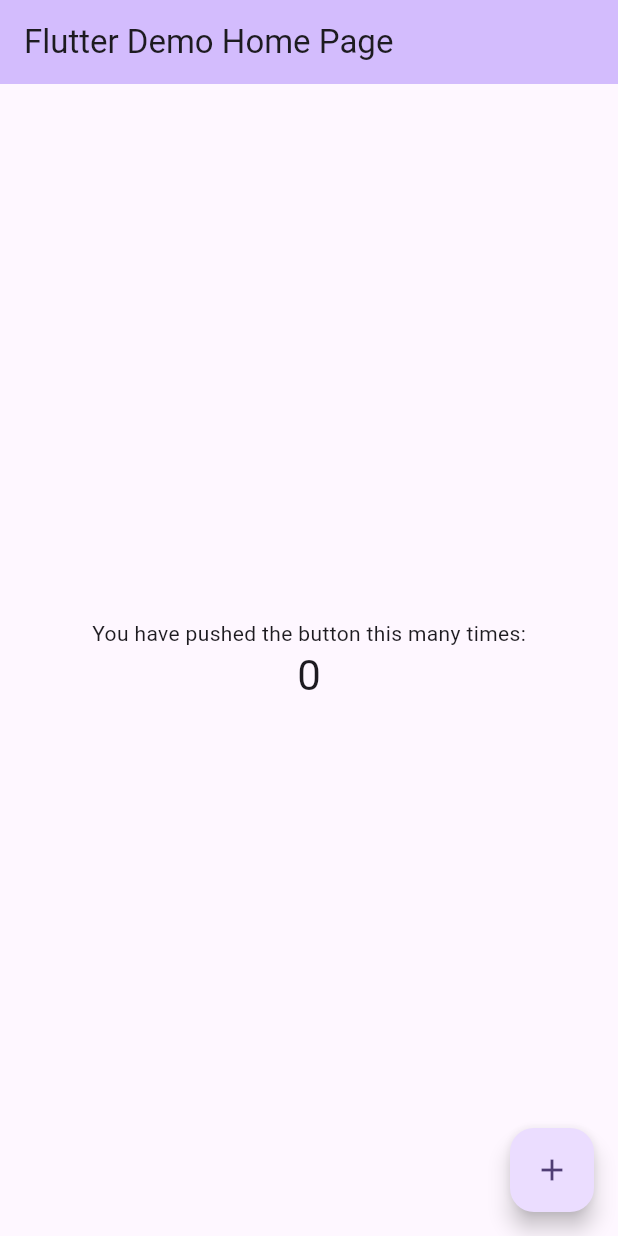
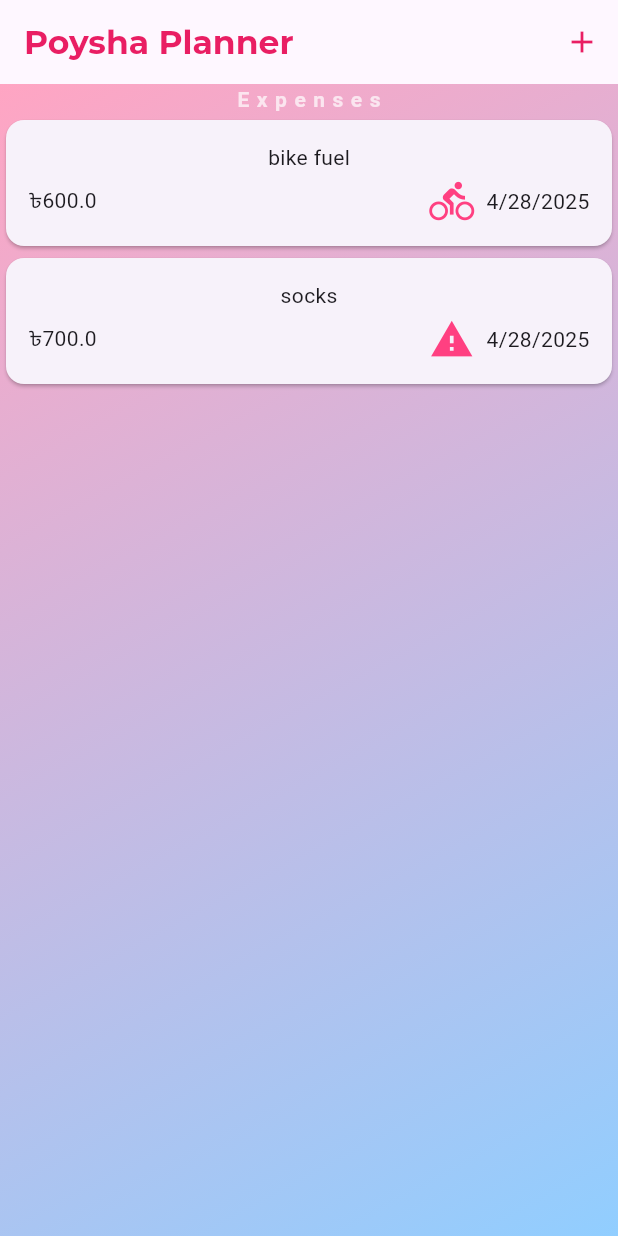
Before and after one commit to Hredoyyy/poysha_planner, a Flutter app: the screen it shows after launch, on a phone screen of 412 x 824 dp. Run offline on Flutter 3.47's test engine with Material 3 defaults, Android fonts, the phone set to English and light mode, and no system bars; our stand-ins replace google_fonts.

Commit message:
Models, items and basics desing added

```diff
--- a/lib/main.dart
+++ b/lib/main.dart
@@ -1,122 +1,6 @@
 import 'package:flutter/material.dart';
+import 'package:poysha_planner/widgets/expenses.dart';
 
 void main() {
-  runApp(const MyApp());
+  runApp(const MaterialApp(home: Expenses()));
 }
-
-class MyApp extends StatelessWidget {
-  const MyApp({super.key});
-
-  // This widget is the root of your application.
-  @override
-  Widget build(BuildContext context) {
-    return MaterialApp(
-      title: 'Flutter Demo',
-      theme: ThemeData(
-        // This is the theme of your application.
-        //
-        // TRY THIS: Try running your application with "flutter run". You'll see
-        // the application has a purple toolbar. Then, without quitting the app,
-        // try changing the seedColor in the colorScheme below to Colors.green
-        // and then invoke "hot reload" (save your changes or press the "hot
-        // reload" button in a Flutter-supported IDE, or press "r" if you used
-        // the command line to start the app).
-        //
-        // Notice that the counter didn't reset back to zero; the application
-        // state is not lost during the reload. To reset the state, use hot
-        // restart instead.
-        //
-        // This works for code too, not just values: Most code changes can be
-        // tested with just a hot reload.
-        colorScheme: ColorScheme.fromSeed(seedColor: Colors.deepPurple),
-      ),
-      home: const MyHomePage(title: 'Flutter Demo Home Page'),
-    );
-  }
-}
-
-class MyHomePage extends StatefulWidget {
-  const MyHomePage({super.key, required this.title});
-
-  // This widget is the home page of your application. It is stateful, meaning
-  // that it has a State object (defined below) that contains fields that affect
-  // how it looks.
-
-  // This class is the configuration for the state. It holds the values (in this
-  // case the title) provided by the parent (in this case the App widget) and
-  // used by the build method of the State. Fields in a Widget subclass are
-  // always marked "final".
-
-  final String title;
-
-  @override
-  State<MyHomePage> createState() => _MyHomePageState();
-}
-
-class _MyHomePageState extends State<MyHomePage> {
-  int _counter = 0;
-
-  void _incrementCounter() {
-    setState(() {
-      // This call to setState tells the Flutter framework that something has
-      // changed in this State, which causes it to rerun the build method below
-      // so that the display can reflect the updated values. If we changed
-      // _counter without calling setState(), then the build method would not be
-      // called again, and so nothing would appear to happen.
-      _counter++;
-    });
-  }
-
-  @override
-  Widget build(BuildContext context) {
-    // This method is rerun every time setState is called, for instance as done
-    // by the _incrementCounter method above.
-    //
-    // The Flutter framework has been optimized to make rerunning build methods
-    // fast, so that you can just rebuild anything that needs updating rather
-    // than having to individually change instances of widgets.
-    return Scaffold(
-      appBar: AppBar(
-        // TRY THIS: Try changing the color here to a specific color (to
-        // Colors.amber, perhaps?) and trigger a hot reload to see the AppBar
-        // change color while the other colors stay the same.
-        backgroundColor: Theme.of(context).colorScheme.inversePrimary,
-        // Here we take the value from the MyHomePage object that was created by
-        // the App.build method, and use it to set our appbar title.
-        title: Text(widget.title),
-      ),
-      body: Center(
-        // Center is a layout widget. It takes a single child and positions it
-        // in the middle of the parent.
-        child: Column(
-          // Column is also a layout widget. It takes a list of children and
-          // arranges them vertically. By default, it sizes itself to fit its
-          // children horizontally, and tries to be as tall as its parent.
-          //
-          // Column has various properties to control how it sizes itself and
-          // how it positions its children. Here we use mainAxisAlignment to
-          // center the children vertically; the main axis here is the vertical
-          // axis because Columns are vertical (the cross axis would be
-          // horizontal).
-          //
-          // TRY THIS: Invoke "debug painting" (choose the "Toggle Debug Paint"
-          // action in the IDE, or press "p" in the console), to see the
-          // wireframe for each widget.
-          mainAxisAlignment: MainAxisAlignment.center,
-          children: <Widget>[
-            const Text('You have pushed the button this many times:'),
-            Text(
-              '$_counter',
-              style: Theme.of(context).textTheme.headlineMedium,
-            ),
-          ],
-        ),
-      ),
-      floatingActionButton: FloatingActionButton(
-        onPressed: _incrementCounter,
-        tooltip: 'Increment',
-        child: const Icon(Icons.add),
-      ), // This trailing comma makes auto-formatting nicer for build methods.
-    );
-  }
-}
--- /dev/null
+++ b/lib/model/expense.dart
@@ -0,0 +1,36 @@
+import 'package:flutter/material.dart';
+import 'package:uuid/uuid.dart';
+import 'package:intl/intl.dart';
+
+final formatter = DateFormat.yMd();
+
+const uuid = Uuid();
+
+enum Categories { food, transportation, entertainment, utilities, other }
+
+const catIcons = {
+  Categories.food: Icons.fastfood,
+  Categories.transportation: Icons.directions_bike,
+  Categories.entertainment: Icons.movie,
+  Categories.utilities: Icons.warning,
+  Categories.other: Icons.category,
+};
+
+class Expense {
+  Expense({
+    required this.name,
+    required this.amount,
+    required this.date,
+    required this.category,
+  }) : id = uuid.v4();
+
+  final String id;
+  final String name;
+  final double amount;
+  final DateTime date;
+  final Categories category;
+
+  String get formattedDate {
+    return formatter.format(date);
+  }
+}
--- /dev/null
+++ b/lib/widgets/expenses.dart
@@ -0,0 +1,74 @@
+import 'package:flutter/cupertino.dart';
+import 'package:flutter/material.dart';
+import 'package:poysha_planner/model/expense.dart';
+import 'package:poysha_planner/widgets/expenses_list/expense_list.dart';
+import 'package:google_fonts/google_fonts.dart';
+
+class Expenses extends StatefulWidget {
+  const Expenses({super.key});
+
+  @override
+  State<Expenses> createState() => _ExpensesState();
+}
+
+class _ExpensesState extends State<Expenses> {
+  final List<Expense> _registeredExpenses = [
+    Expense(
+      name: "bike fuel",
+      amount: 600,
+      date: DateTime.now(),
+      category: Categories.transportation,
+    ),
+    Expense(
+      name: "socks",
+      amount: 700,
+      date: DateTime.now(),
+      category: Categories.utilities,
+    ),
+  ];
+  @override
+  Widget build(BuildContext context) {
+    return Scaffold(
+      appBar: AppBar(
+        title: Text(
+          'Poysha Planner',
+          style: GoogleFonts.montserrat(
+            color: Colors.pink,
+            fontWeight: FontWeight.bold,
+          ),
+        ),
+        actions: [
+          IconButton(
+            onPressed: () {},
+            icon: const Icon(Icons.add, color: Colors.pink),
+          ),
+        ],
+      ),
+      body: Container(
+        decoration: BoxDecoration(
+          gradient: LinearGradient(
+            colors: [
+              const Color.fromARGB(255, 255, 165, 195),
+              const Color.fromARGB(255, 145, 206, 255),
+            ],
+            begin: Alignment.topLeft,
+            end: Alignment.bottomRight,
+          ),
+        ), // Set the backdrop color here
+        child: Column(
+          children: [
+            Text(
+              'Expenses',
+              style: GoogleFonts.montserratSubrayada(
+                color: Colors.white70,
+                fontWeight: FontWeight.bold,
+                letterSpacing: 5,
+              ),
+            ),
+            Expanded(child: ExpenseList(expenses: _registeredExpenses)),
+          ],
+        ),
+      ),
+    );
+  }
+}
--- /dev/null
+++ b/lib/widgets/expenses_list/expense_item.dart
@@ -0,0 +1,41 @@
+import 'package:flutter/material.dart';
+import 'package:poysha_planner/model/expense.dart';
+
+class ExpenseItem extends StatelessWidget {
+  const ExpenseItem(this.expense, {super.key});
+
+  final Expense expense;
+
+  @override
+  Widget build(BuildContext context) {
+    return Card(
+      child: Padding(
+        padding: const EdgeInsets.symmetric(vertical: 15, horizontal: 15),
+        child: Column(
+          children: [
+            Text(expense.name),
+            const SizedBox(height: 4),
+            Row(
+              children: [
+                Text('৳${expense.amount.toString()}'),
+                const Spacer(),
+                Row(
+                  children: [
+                    Icon(
+                      catIcons[expense.category],
+                      color: Colors.pinkAccent,
+                      size: 30,
+                    ),
+
+                    const SizedBox(width: 8),
+                    Text(expense.formattedDate),
+                  ],
+                ),
+              ],
+            ),
+          ],
+        ),
+      ),
+    );
+  }
+}
--- /dev/null
+++ b/lib/widgets/expenses_list/expense_list.dart
@@ -0,0 +1,16 @@
+import 'package:flutter/material.dart';
+import 'package:poysha_planner/model/expense.dart';
+import 'package:poysha_planner/widgets/expenses_list/expense_item.dart';
+
+class ExpenseList extends StatelessWidget {
+  const ExpenseList({super.key, required this.expenses});
+
+  final List<Expense> expenses;
+  @override
+  Widget build(BuildContext context) {
+    return ListView.builder(
+      itemCount: expenses.length,
+      itemBuilder: (ctx, index) => ExpenseItem(expenses[index]),
+    );
+  }
+}
--- a/pubspec.yaml
+++ b/pubspec.yaml
@@ -34,6 +34,9 @@ dependencies:
   # The following adds the Cupertino Icons font to your application.
   # Use with the CupertinoIcons class for iOS style icons.
   cupertino_icons: ^1.0.8
+  uuid: ^4.5.1
+  intl: ^0.20.2
+  google_fonts: ^6.2.1
 
 dev_dependencies:
   flutter_test:
```
Also changed, not shown: pubspec.lock, 1 other file.
